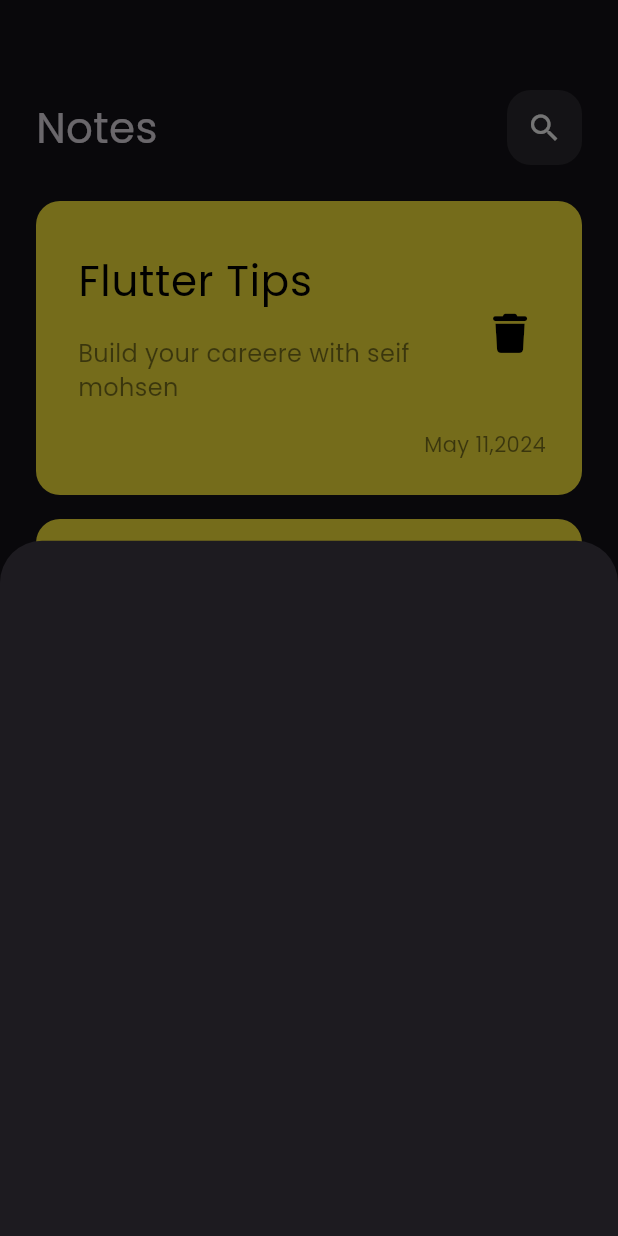
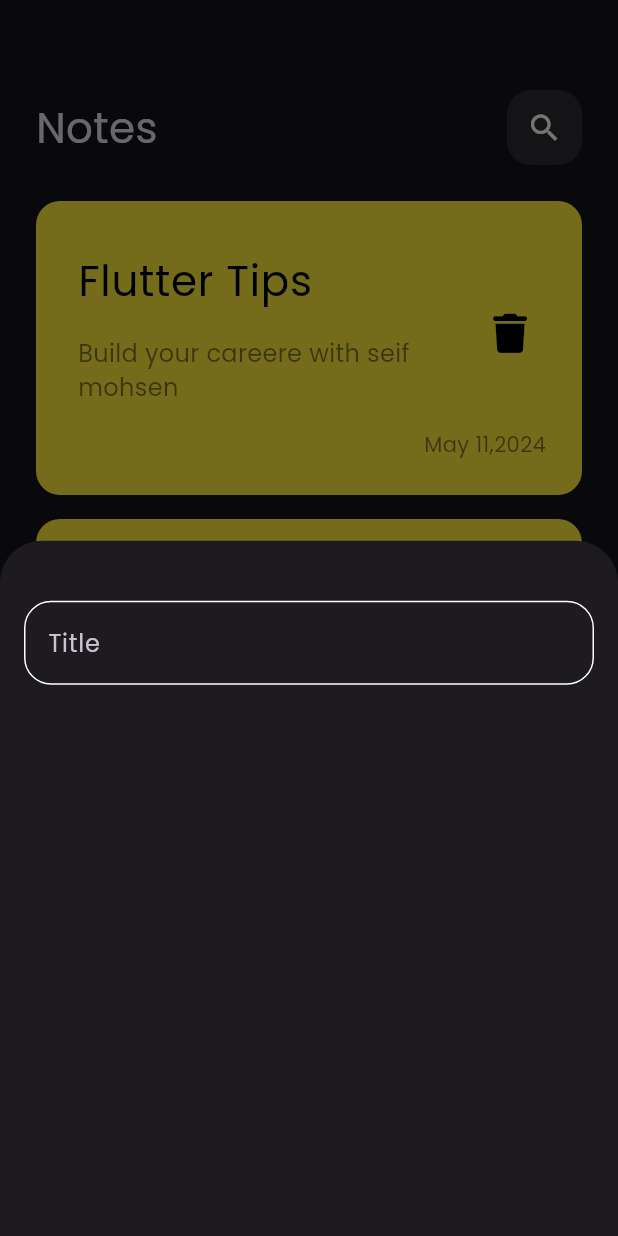
Before and after one commit to Seifmohsen11/notes_app, a Flutter app: the screen it shows after launch, after a tap on the "add" icon, on a phone screen of 412 x 824 dp. Run offline on Flutter 3.47's test engine with Material 3 defaults, Android fonts, the phone set to English and light mode, and no system bars; our stand-ins replace font_awesome_flutter.

Commit message:
create custom text field

```diff
--- a/lib/views/widgets/add_note_buttom_sheet.dart
+++ b/lib/views/widgets/add_note_buttom_sheet.dart
@@ -1,10 +1,23 @@
 import 'package:flutter/material.dart';
+import 'package:notes_app/views/widgets/costants.dart';
+
+import 'custom_text_field.dart';
 
 class AddNoteButtomSheet extends StatelessWidget {
   const AddNoteButtomSheet({super.key});
 
   @override
   Widget build(BuildContext context) {
-    return Container();
+    return Padding(
+      padding: const EdgeInsets.symmetric(horizontal: 16),
+      child: Column(
+        children: [
+          const SizedBox(
+            height: 40,
+          ),
+          CustomTextField()
+        ],
+      ),
+    );
   }
 }
--- /dev/null
+++ b/lib/views/widgets/costants.dart
@@ -0,0 +1,3 @@
+import 'dart:ui';
+
+const kPrimaryColor = Color(0xFF0DDBDB);
--- /dev/null
+++ b/lib/views/widgets/custom_text_field.dart
@@ -0,0 +1,30 @@
+import 'package:flutter/material.dart';
+
+import 'costants.dart';
+
+class CustomTextField extends StatelessWidget {
+  const CustomTextField({
+    super.key,
+  });
+
+  @override
+  Widget build(BuildContext context) {
+    return TextField(
+      decoration: InputDecoration(
+        hintText: 'Title',
+        enabledBorder: BuildBorder(),
+        focusedBorder: BuildBorder(kPrimaryColor),
+      ),
+      cursorColor: kPrimaryColor,
+    );
+  }
+}
+
+OutlineInputBorder BuildBorder([Color]) {
+  return OutlineInputBorder(
+    borderRadius: BorderRadius.circular(18),
+    borderSide: BorderSide(
+      color: Color ?? Colors.white,
+    ),
+  );
+}
```
Also changed, not shown: 1 other file.
